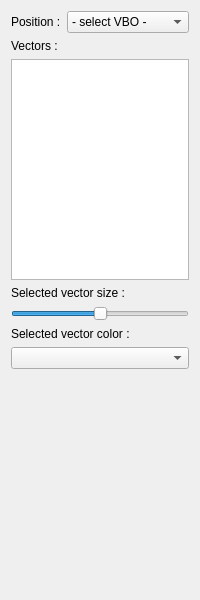
Above: schnapps/plugins/surface_render_vector/surface_render_vector.ui from cgogn/SCHNApps before the change. Below: the same form after it.
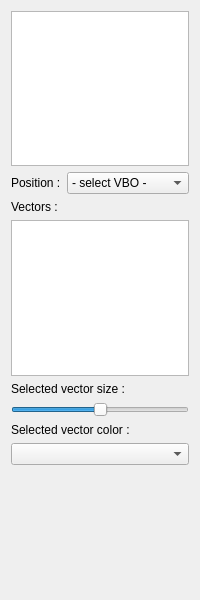
That is the form after the change. Custom widgets are drawn as their Qt base class.

Commit message: working surface_render_vector

What changed in the file:
```diff
--- a/schnapps/plugins/surface_render_vector/surface_render_vector.ui
+++ b/schnapps/plugins/surface_render_vector/surface_render_vector.ui
@@ -15,7 +15,7 @@
    <string>Form</string>
   </property>
   <layout class="QGridLayout" name="gridLayout">
-   <item row="0" column="1">
+   <item row="1" column="1">
     <widget class="QComboBox" name="combo_positionVBO">
      <property name="sizePolicy">
       <sizepolicy hsizetype="Expanding" vsizetype="Fixed">
@@ -30,38 +30,38 @@
      </item>
     </widget>
    </item>
-   <item row="4" column="0" colspan="2">
+   <item row="5" column="0" colspan="2">
     <widget class="QLabel" name="label">
      <property name="text">
       <string>Selected vector size :</string>
      </property>
     </widget>
    </item>
-   <item row="0" column="0">
+   <item row="1" column="0">
     <widget class="QLabel" name="label_2">
      <property name="text">
       <string>Position :</string>
      </property>
     </widget>
    </item>
-   <item row="8" column="0" colspan="2">
+   <item row="9" column="0" colspan="2">
     <widget class="ColorComboBox" name="combo_vectorColor"/>
    </item>
-   <item row="2" column="0" colspan="2">
+   <item row="3" column="0" colspan="2">
     <widget class="QListWidget" name="list_vectorVBO">
      <property name="selectionMode">
       <enum>QAbstractItemView::SingleSelection</enum>
      </property>
     </widget>
    </item>
-   <item row="1" column="0">
+   <item row="2" column="0">
     <widget class="QLabel" name="label_3">
      <property name="text">
       <string>Vectors :</string>
      </property>
     </widget>
    </item>
-   <item row="9" column="0" colspan="2">
+   <item row="10" column="0" colspan="2">
     <spacer name="verticalSpacer">
      <property name="orientation">
       <enum>Qt::Vertical</enum>
@@ -74,7 +74,7 @@
      </property>
     </spacer>
    </item>
-   <item row="6" column="0" colspan="2">
+   <item row="7" column="0" colspan="2">
     <widget class="QSlider" name="slider_vectorScaleFactor">
      <property name="value">
       <number>50</number>
@@ -84,13 +84,16 @@
      </property>
     </widget>
    </item>
-   <item row="7" column="0" colspan="2">
+   <item row="8" column="0" colspan="2">
     <widget class="QLabel" name="label_4">
      <property name="text">
       <string>Selected vector color :</string>
      </property>
     </widget>
    </item>
+   <item row="0" column="0" colspan="2">
+    <widget class="QListWidget" name="list_maps"/>
+   </item>
   </layout>
  </widget>
  <customwidgets>
```
The commit also changes 10 other files.
